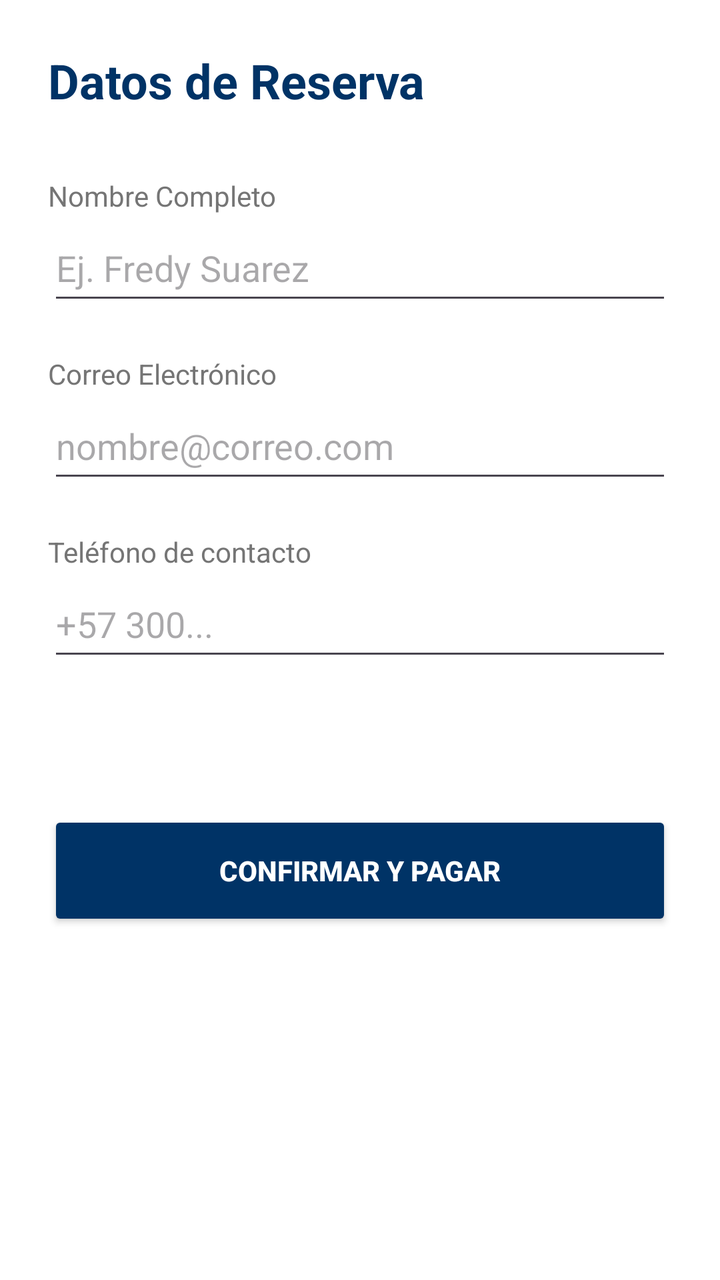
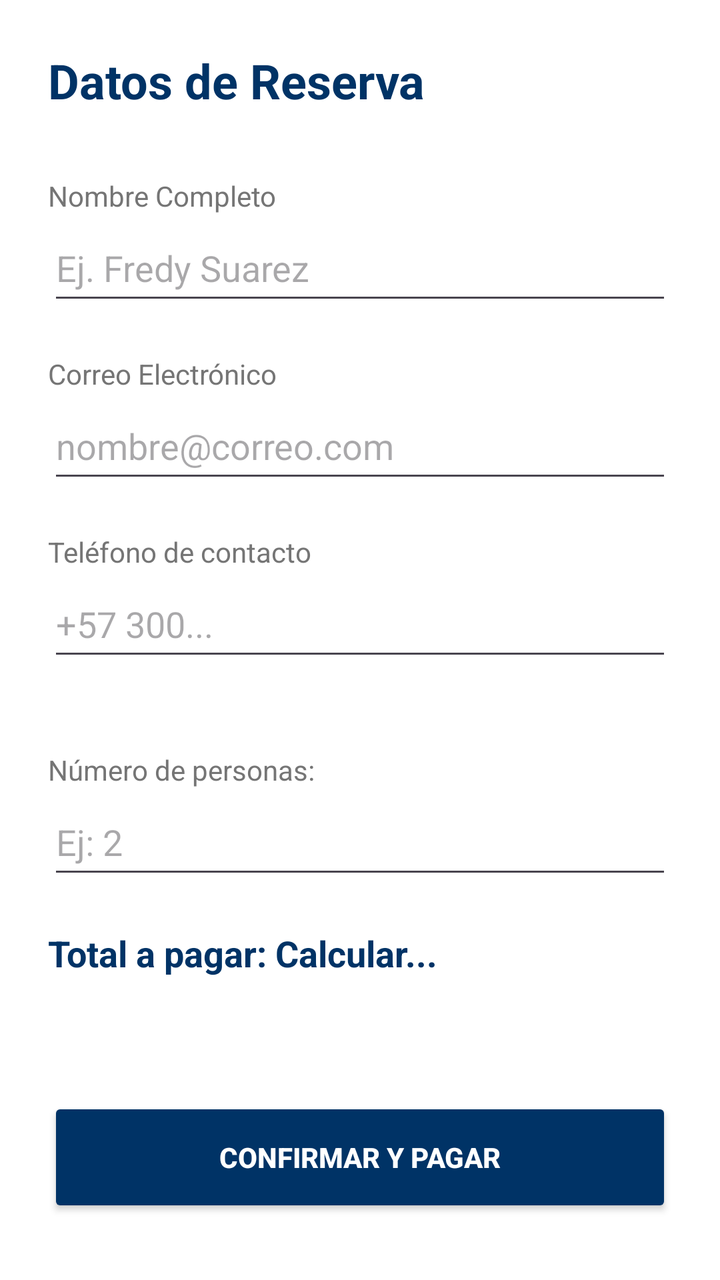

The first picture is an Android layout as it rendered before a commit; the second is the same layout after the commit. The layout source and the unified diff follow.
<!-- AndroidManifest.xml: application theme Theme.HotelAlgarrobo -->
<!-- res/layout/activity_booking.xml -->
<LinearLayout
    xmlns:android="http://schemas.android.com/apk/res/android"
    android:id="@+id/main"
    android:layout_width="match_parent"
    android:layout_height="match_parent"
    android:orientation="vertical"
    android:padding="24dp"
    android:background="#FFFFFF">

    <TextView
        android:id="@+id/tvTituloReserva"
        android:layout_width="wrap_content"
        android:layout_height="wrap_content"
        android:text="Datos de Reserva"
        android:textSize="24sp"
        android:textStyle="bold"
        android:textColor="#003366"
        android:layout_marginBottom="32dp" />

    <TextView
        android:layout_width="wrap_content"
        android:layout_height="wrap_content"
        android:text="Nombre Completo"
        android:textColor="#757575" />
    <EditText
        android:id="@+id/etNombre"
        android:layout_width="match_parent"
        android:layout_height="50dp"
        android:hint="Ej. Fredy Suarez"
        android:inputType="textPersonName"
        android:layout_marginBottom="20dp" />

    <TextView
        android:layout_width="wrap_content"
        android:layout_height="wrap_content"
        android:text="Correo Electrónico"
        android:textColor="#757575" />
    <EditText
        android:id="@+id/etEmail"
        android:layout_width="match_parent"
        android:layout_height="50dp"
        android:hint="nombre@correo.com"
        android:inputType="textEmailAddress"
        android:layout_marginBottom="20dp" />

    <TextView
        android:layout_width="wrap_content"
        android:layout_height="wrap_content"
        android:text="Teléfono de contacto"
        android:textColor="#757575" />
    <EditText
        android:id="@+id/etTelefono"
        android:layout_width="match_parent"
        android:layout_height="50dp"
        android:hint="+57 300..."
        android:inputType="phone"
        android:layout_marginBottom="30dp" />

    <Button
        android:id="@+id/btnConfirmarReserva"
        android:layout_width="match_parent"
        android:layout_height="60dp"
        android:layout_marginTop="40dp"
        android:backgroundTint="#003366"
        android:text="Confirmar y Pagar"
        android:textColor="#FFFFFF"
        android:textStyle="bold" />

</LinearLayout>
<!-- resources referenced by this layout -->
<resources>
  <style name="Theme.HotelAlgarrobo" parent="Base.Theme.HotelAlgarrobo" />
  <style name="Base.Theme.HotelAlgarrobo" parent="Theme.Material3.DayNight.NoActionBar">
          
          
      </style>
</resources>

<!-- the commit's change to res/layout/activity_booking.xml (unified diff, before → after) -->
@@ -56,6 +56,31 @@
         android:inputType="phone"
         android:layout_marginBottom="30dp" />
 
+    <TextView
+        android:layout_width="wrap_content"
+        android:layout_height="wrap_content"
+        android:text="Número de personas:"
+        android:textColor="#757575"
+        android:layout_marginTop="10dp" />
+
+    <EditText
+        android:id="@+id/etPersonas"
+        android:layout_width="match_parent"
+        android:layout_height="50dp"
+        android:hint="Ej: 2"
+        android:inputType="number"
+        android:layout_marginBottom="20dp" />
+
+    <TextView
+        android:id="@+id/tvTotalPagar"
+        android:layout_width="match_parent"
+        android:layout_height="wrap_content"
+        android:layout_marginBottom="20dp"
+        android:text="Total a pagar: Calcular..."
+        android:textColor="#003366"
+        android:textSize="18sp"
+        android:textStyle="bold" />
+
     <Button
         android:id="@+id/btnConfirmarReserva"
         android:layout_width="match_parent"
